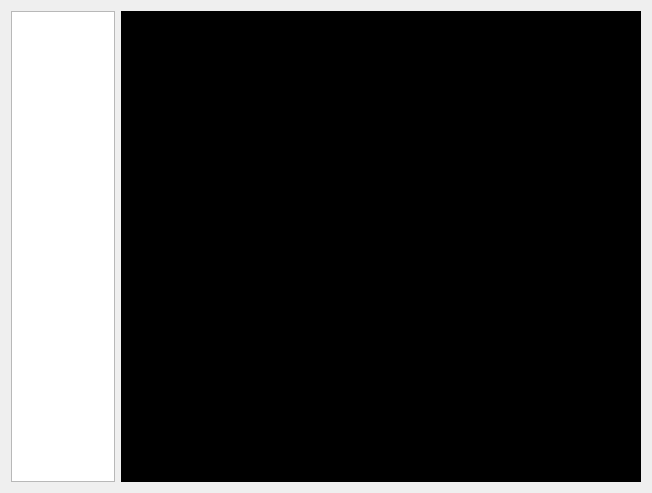
Old version of the form testform.ui in the repository AOtrans/HKVersionAPI.
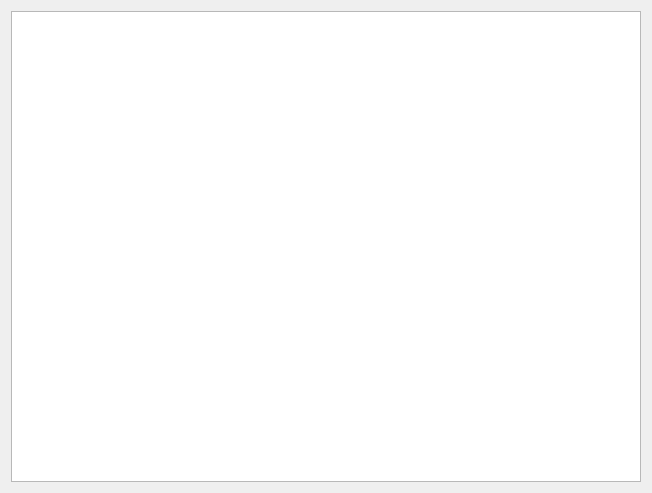
New version of the form.

What changed in the file:
```diff
--- a/testform.ui
+++ b/testform.ui
@@ -24,21 +24,7 @@
       </widget>
      </item>
      <item>
-      <layout class="QGridLayout" name="gridLayout">
-       <item row="0" column="0">
-        <widget class="QFrame" name="frame_1">
-         <property name="styleSheet">
-          <string notr="true">background:rgb(0, 0, 0)</string>
-         </property>
-         <property name="frameShape">
-          <enum>QFrame::StyledPanel</enum>
-         </property>
-         <property name="frameShadow">
-          <enum>QFrame::Raised</enum>
-         </property>
-        </widget>
-       </item>
-      </layout>
+      <layout class="QGridLayout" name="gridLayout"/>
      </item>
     </layout>
    </item>
```
Left out of the diff: 1 changed line with no effect on the pictures.
